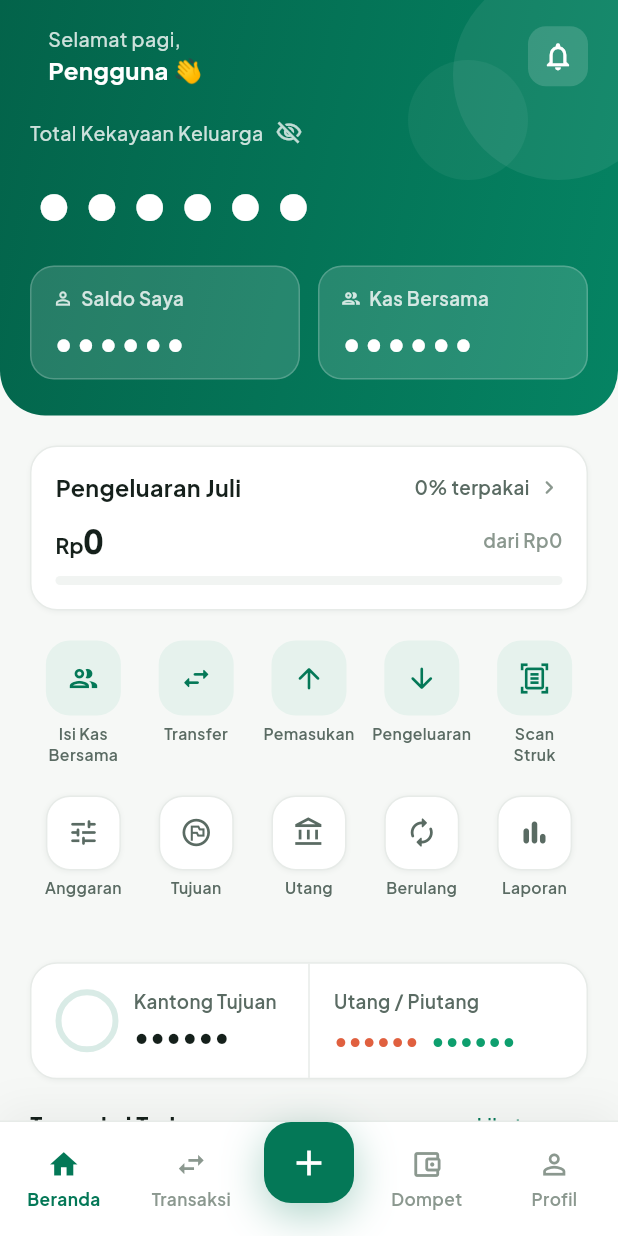
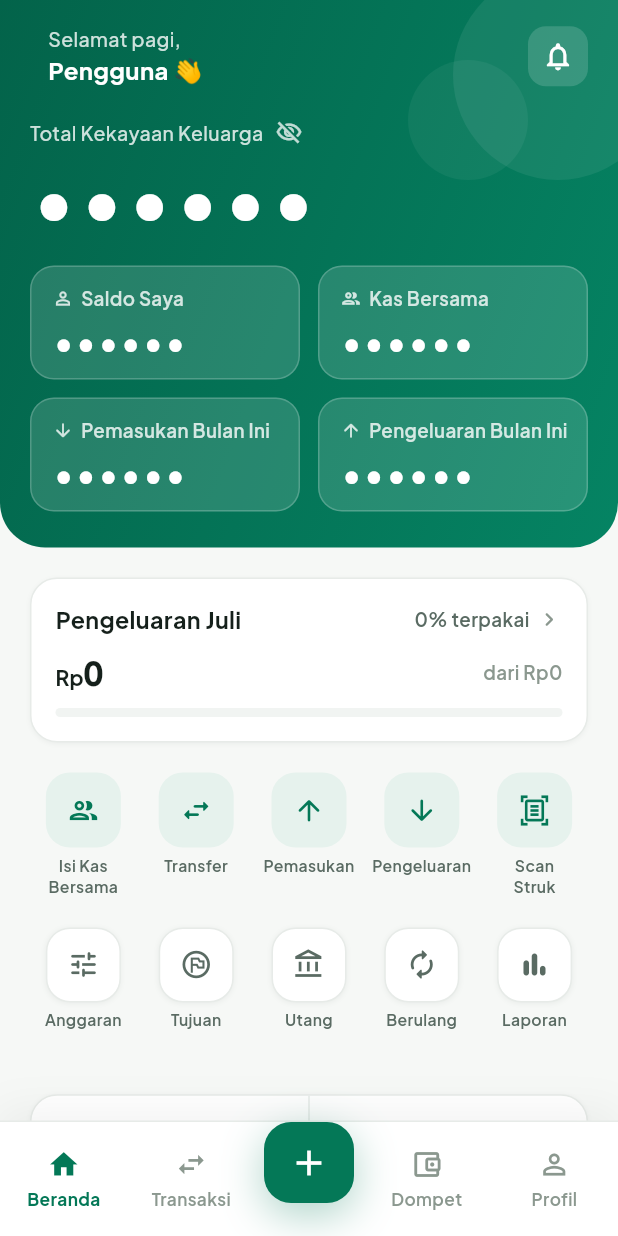
Before and after one commit to Ikhsandi-Ramadani/duitkita, a Flutter app: the HomeScreen screen opened by its route, after a tap on the "visibility" icon, on a phone screen of 412 x 824 dp. Run offline on Flutter 3.47's test engine with Material 3 defaults, Android fonts, the phone set to English and light mode, and no system bars; our stand-ins replace dio, drift, drift_flutter, fl_chart, flutter_riverpod, flutter_secure_storage and 7 more; missing offline and left inert: alice, alice_dio, google_mlkit_text_recognition; accounts and stored records are empty; generated files the repository leaves out were written again; network calls fail.

Commit message:
feat(mobile): show monthly income/expense on homepage
Added a Pemasukan/Pengeluaran row inside the wealth card, right below
Saldo Saya/Kas Bersama, reusing the existing glass-card style. New
monthlyIncomeExpenseProvider wraps the transaction repo's existing
monthlyTotals query.

```diff
--- a/mobile/lib/features/home/home_screen.dart
+++ b/mobile/lib/features/home/home_screen.dart
@@ -293,6 +293,37 @@ class _HomeHeaderState extends ConsumerState<_HomeHeader> {
                         ),
                       ),
                     ],
+                  ),
+                  const SizedBox(height: 12),
+                  // Income/expense this month
+                  Consumer(
+                    builder: (context, ref, _) {
+                      final monthlyAsync =
+                          ref.watch(monthlyIncomeExpenseProvider);
+                      final income = monthlyAsync.value?.income ?? 0;
+                      final expense = monthlyAsync.value?.expense ?? 0;
+                      return Row(
+                        children: [
+                          Expanded(
+                            child: _GlassCard(
+                              label: 'Pemasukan Bulan Ini',
+                              icon: Icons.arrow_downward_rounded,
+                              amount: income,
+                              hidden: hidden,
+                            ),
+                          ),
+                          const SizedBox(width: 12),
+                          Expanded(
+                            child: _GlassCard(
+                              label: 'Pengeluaran Bulan Ini',
+                              icon: Icons.arrow_upward_rounded,
+                              amount: expense,
+                              hidden: hidden,
+                            ),
+                          ),
+                        ],
+                      );
+                    },
                   ),
                 ],
               ),
--- a/mobile/lib/features/home/providers/home_providers.dart
+++ b/mobile/lib/features/home/providers/home_providers.dart
@@ -1,5 +1,6 @@
 import 'package:flutter_riverpod/flutter_riverpod.dart';
 import '../../../data/providers.dart';
+import '../../../data/repositories/transaction_repository.dart' show MonthlyTotal;
 
 // ---------------------------------------------------------------------------
 // Session helpers
@@ -52,6 +53,14 @@ final currentMonthProvider = Provider<String>((ref) {
   return '${now.year}-${now.month.toString().padLeft(2, '0')}';
 });
 
+/// Total income vs expense for the current month, for the homepage
+/// income/expense row.
+final monthlyIncomeExpenseProvider = FutureProvider<MonthlyTotal>((ref) async {
+  final month = ref.watch(currentMonthProvider);
+  final txRepo = ref.watch(transactionRepoProvider);
+  return txRepo.monthlyTotals(month);
+});
+
 final budgetSummaryProvider = FutureProvider<BudgetSummary>((ref) async {
   final month = ref.watch(currentMonthProvider);
   final budgets = ref.watch(budgetsByMonthProvider(month)).value ?? [];
```
